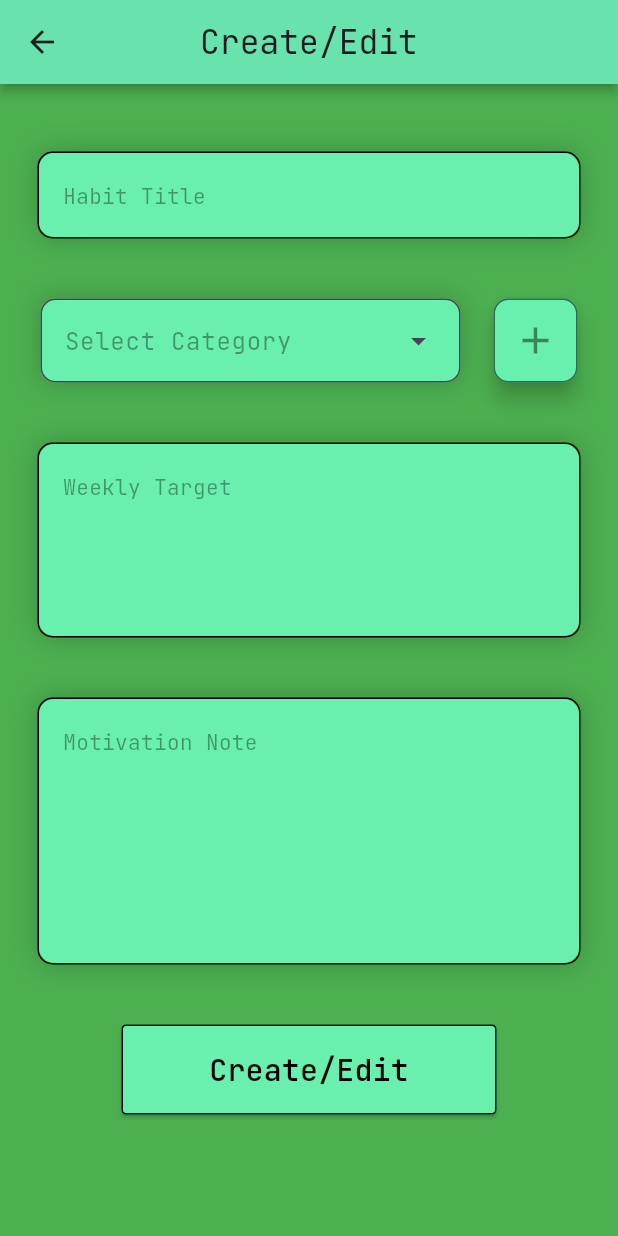
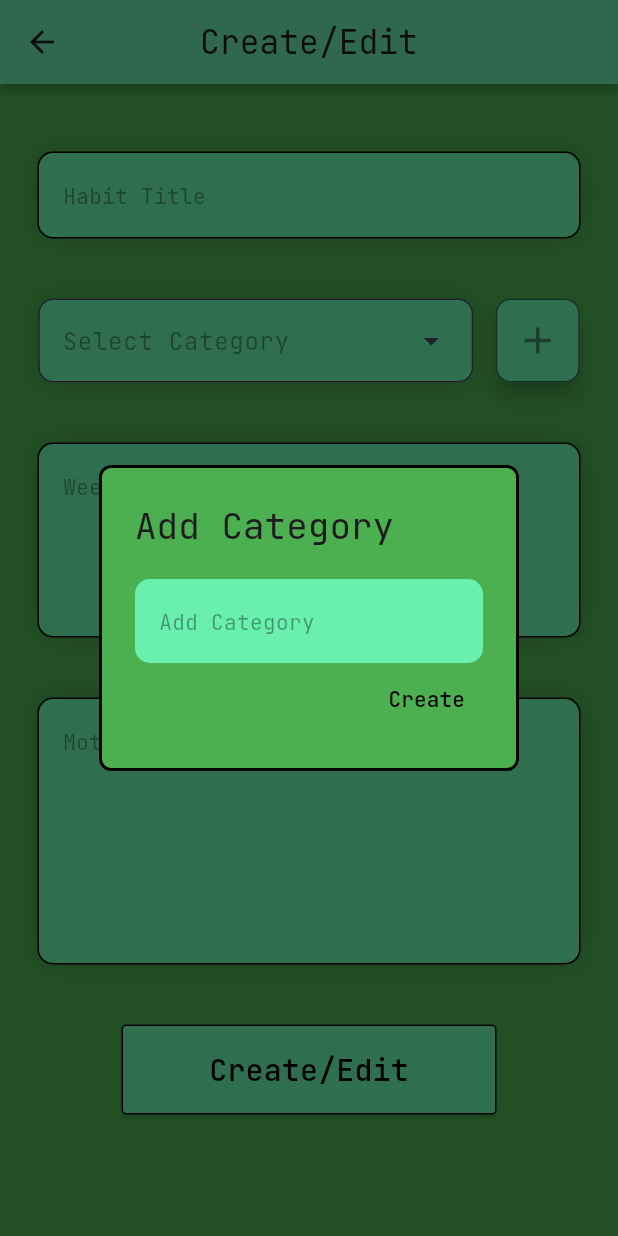
Before and after one commit to arahman-25/P1_habit_mastery_app, a Flutter app: the CreateEdit screen opened directly, after a tap on the "add" icon, on a phone screen of 412 x 824 dp. Run offline on Flutter 3.47's test engine with Material 3 defaults, Android fonts, the phone set to English and light mode, and no system bars; our stand-ins replace flutter_svg, google_fonts, persistent_bottom_nav_bar_v2, sqflite; accounts and stored records are empty.

Commit message:
Added functionality to category filter in create/edit file

```diff
--- a/habit_mastery_app/lib/database/database_helper.dart
+++ b/habit_mastery_app/lib/database/database_helper.dart
@@ -78,6 +78,7 @@ class DatabaseHelper {
       CREATE TABLE $tableHabits (
         id INTEGER PRIMARY KEY AUTOINCREMENT,
         title TEXT NOT NULL,
+        category TEXT NOT NULL,
         description TEXT,
         frequency TEXT NOT NULL DEFAULT 'daily',
         target_days INTEGER NOT NULL DEFAULT 7,
@@ -100,6 +101,9 @@ class DatabaseHelper {
 
     await batch.commit(noResult: true);
   }
+
+  // Habit Management
+
 
   // Settings operations
   Future<Map<String, String>> getAllSettings() async {
--- a/habit_mastery_app/lib/models/app_settings.dart
+++ b/habit_mastery_app/lib/models/app_settings.dart
@@ -25,7 +25,7 @@ class AppSettings {
   }) {
     return AppSettings(
       notificationsEnabled:
-          notificationsEnabled ?? this.notificationsEnabled,
+        notificationsEnabled ?? this.notificationsEnabled,
       reminderTime: reminderTime ?? this.reminderTime,
       darkMode: darkMode ?? this.darkMode,
       soundEffects: soundEffects ?? this.soundEffects,
--- a/habit_mastery_app/lib/screens/create_edit.dart
+++ b/habit_mastery_app/lib/screens/create_edit.dart
@@ -23,6 +23,7 @@ class CreateEdit extends StatelessWidget {
   }
 }
 
+
 class CreateEditForms extends StatefulWidget {
   const new({super.key});
 
@@ -31,17 +32,27 @@ class CreateEditForms extends StatefulWidget {
 }
 
 class _CreateEditFormsState extends State<CreateEditForms> {
-  String? habitTitle;
-  List<String?> category = [];
-  String? weeklyTarget;
-  String? motivationNote;
-
-  final _controller = TextEditingController();
+  TextEditingController _titleController = TextEditingController();
+  TextEditingController _categoryController = TextEditingController();
+  TextEditingController _motivationController = TextEditingController();
 
   @override
   void dispose() {
-    _controller.dispose();
+    _titleController.dispose();
+    _categoryController.dispose();
+    _motivationController.dispose();
     super.dispose();
+  }
+
+  List<String> categoryList = [];
+  List<DropdownMenuEntry<String>> get dropdownEntries {
+    return categoryList.map((category) => DropdownMenuEntry(
+      value: category,
+      label: category,
+      style: MenuItemButton.styleFrom(
+        textStyle: GoogleFonts.jetBrainsMono()
+      )
+      )).toList();
   }
 
   @override
@@ -49,6 +60,7 @@ class _CreateEditFormsState extends State<CreateEditForms> {
     return Column(
       spacing: 40,
       children: [
+        // Habit Title Text Field
         Container(
           margin: EdgeInsets.only(top: 45, left: 25, right: 25),
           decoration: BoxDecoration(
@@ -64,10 +76,7 @@ class _CreateEditFormsState extends State<CreateEditForms> {
             ]
           ),
           child: TextField(
-            controller: _controller,
-            onSubmitted: (value) {
-              habitTitle = value;
-            },
+            controller: _titleController,
             style: GoogleFonts.jetBrainsMono(),
             decoration: InputDecoration(
               filled: true,
@@ -85,7 +94,128 @@ class _CreateEditFormsState extends State<CreateEditForms> {
             ),
           )
         ),
-        CategoryFilter(),
+
+
+        // Category Filter Text Field & Button
+        Row(
+          mainAxisAlignment: MainAxisAlignment.center,
+          spacing: 15,
+          children: [
+            Container(
+              decoration: BoxDecoration(
+                boxShadow: [
+                  BoxShadow(
+                    color: Colors.black.withValues(alpha: 0.2),
+                    blurRadius: 15
+                  )
+                ]
+              ),
+              child: DropdownMenu<String>(
+                width: 290,
+                hintText: 'Select Category',
+                inputDecorationTheme: InputDecorationTheme(
+                  filled: true,
+                  fillColor: Colors.greenAccent,
+                  border: OutlineInputBorder(
+                    borderRadius: BorderRadius.circular(10),
+                    borderSide: BorderSide()
+                  ),
+                  hintStyle: GoogleFonts.jetBrainsMono(
+                    color: Colors.black38
+                  ),
+                ),
+                menuStyle: MenuStyle(
+                  backgroundColor: WidgetStateProperty.all(
+                    Colors.greenAccent
+                  ),
+                  side: WidgetStatePropertyAll(
+                    BorderSide(
+                        color: Colors.black54,
+                      )
+                  ),
+                  shape: WidgetStatePropertyAll(
+                    RoundedRectangleBorder(
+                      borderRadius: BorderRadiusGeometry.circular(10),
+                    ),
+                  ),
+                ),
+                dropdownMenuEntries: categoryList.map<DropdownMenuEntry<String>>((String value) {
+                  return DropdownMenuEntry<String>(
+                    value: value,
+                    label: value
+                  );
+                }).toList(),
+              ),
+            ),
+            FloatingActionButton(
+              onPressed: () {
+                showDialog<String>(
+                  context: context,
+                  builder: (BuildContext dialogContext) {
+                    return AlertDialog(
+                      backgroundColor: Colors.green,
+                      shape: RoundedRectangleBorder(
+                        borderRadius: BorderRadius.circular(8),
+                        side: const BorderSide(color: Colors.black, width: 2),
+                      ),
+                      title: Text(
+                        'Add Category',
+                        style: GoogleFonts.jetBrainsMono()
+                      ),
+                      actions: [
+                        TextField(
+                          controller: _categoryController,
+                          style: GoogleFonts.jetBrainsMono(),
+                          decoration: InputDecoration(
+                            filled: true,
+                            fillColor: Colors.greenAccent,
+                            border: OutlineInputBorder(
+                              borderRadius: BorderRadius.circular(10),
+                              borderSide: BorderSide.none
+                            ),
+                            hint: Text(
+                              'Add Category',
+                              style: GoogleFonts.jetBrainsMono(
+                                color: Colors.black38
+                              )
+                            )
+                          ),
+                        ),
+                        TextButton(
+                          onPressed: () {
+                            setState(() => categoryList.add(_categoryController.text.trim()));
+                            Navigator.of(dialogContext).pop();
+                            _categoryController.clear();
+                          },
+                          child: Text(
+                            'Create',
+                            style: GoogleFonts.jetBrainsMono(
+                              color: Colors.black
+                            )
+                          ))
+                      ],
+                    );
+                  }
+                );
+              },
+              backgroundColor: Colors.greenAccent,
+              tooltip: 'Add Category',
+              shape: RoundedRectangleBorder(
+                borderRadius: BorderRadiusGeometry.circular(10),
+                side: BorderSide(
+                  color: Colors.black54
+                )
+              ),
+              child: Icon(
+                Icons.add,
+                size: 30,
+                color: Colors.black45)
+            )
+          ],
+        ),
+
+
+        // Weekly Target Slider
         Container(
           margin: EdgeInsets.only(left: 25, right: 25),
           decoration: BoxDecoration(
@@ -119,6 +249,7 @@ class _CreateEditFormsState extends State<CreateEditForms> {
             ),
           )
         ),
+        // Motivation Note
         Container(
           margin: EdgeInsets.only(left: 25, right: 25),
           decoration: BoxDecoration(
@@ -152,8 +283,31 @@ class _CreateEditFormsState extends State<CreateEditForms> {
             ),
           )
         ),
+        // Edit/Create Button
         ElevatedButton(
-          onPressed: () {},
+          onPressed: () {
+            showDialog(
+              context: context,
+              builder: (BuildContext dialogContext) {
+                return SimpleDialog(
+                  shape: RoundedRectangleBorder(
+                    borderRadius: BorderRadius.circular(8),
+                    side: const BorderSide(color: Colors.black, width: 2),
+                  ),
+                  title: Text(
+                    'Created Habit Successfully',
+                    style: GoogleFonts.jetBrainsMono()
+                  ),
+                  children: [
+                    Text(
+                      _titleController.text,
+                      style: GoogleFonts.jetBrainsMono()
+                    )
+                  ]
+                );
+              }
+            );
+          },
           style: ButtonStyle(
             backgroundColor: WidgetStatePropertyAll(Colors.greenAccent),
             minimumSize: WidgetStatePropertyAll(Size(250, 60)),
@@ -174,89 +328,3 @@ class _CreateEditFormsState extends State<CreateEditForms> {
     );
   }
 }
-
-class CategoryFilter extends StatefulWidget {
-  const new({super.key});
-
-  @override
-  State<CategoryFilter> createState() => _CategoryFilterState();
-}
-
-class _CategoryFilterState extends State<CategoryFilter> {
-
-
-  @override
-  Widget build(BuildContext context) {
-    return Row(
-      mainAxisAlignment: MainAxisAlignment.center,
-      spacing: 22,
-      children: [
-        Container(
-          decoration: BoxDecoration(
-            boxShadow: [
-              BoxShadow(
-                color: Colors.black.withValues(alpha: 0.2),
-                blurRadius: 15
-              )
-            ]
-          ),
-          child: DropdownMenu(
-            width: 280,
-            hintText: 'Select Category',
-            inputDecorationTheme: InputDecorationTheme(
-              filled: true,
-              fillColor: Colors.greenAccent,
-              border: OutlineInputBorder(
-                borderRadius: BorderRadius.circular(10),
-                borderSide: BorderSide()
-              ),
-              hintStyle: GoogleFonts.jetBrainsMono(
-                color: Colors.black38
-              ),
-            ),
-            menuStyle: MenuStyle(
-              backgroundColor: WidgetStateProperty.all(
-                Colors.greenAccent
-              ),
-              side: WidgetStatePropertyAll(
-                BorderSide(
-                    color: Colors.black54,
-                  )
-              ),
-              shape: WidgetStatePropertyAll(
-                RoundedRectangleBorder(
-                  borderRadius: BorderRadiusGeometry.circular(10),
-                ),
-              ),
-            ),
-            dropdownMenuEntries: [
-              DropdownMenuEntry(
-                value: 's',
-                label: 'Study'
-              ),
-              DropdownMenuEntry(
-                value: 'r',
-                label: 'Routine'
-              ),
-            ]
-          ),
-        ),
-        FloatingActionButton(
-          onPressed: () {},
-          backgroundColor: Colors.greenAccent,
-          tooltip: 'Add Category',
-          shape: RoundedRectangleBorder(
-            borderRadius: BorderRadiusGeometry.circular(10),
-            side: BorderSide(
-              color: Colors.black54
-            )
-          ),
-          child: Icon(
-            Icons.add,
-            size: 30,
-            color: Colors.black45)
-        )
-      ],
-    );
-  }
-}
```
Also changed, not shown: habit_mastery_app/data/models.dart (deleted, +0 -17 lines), habit_mastery_app/lib/models/habits.dart (added).
